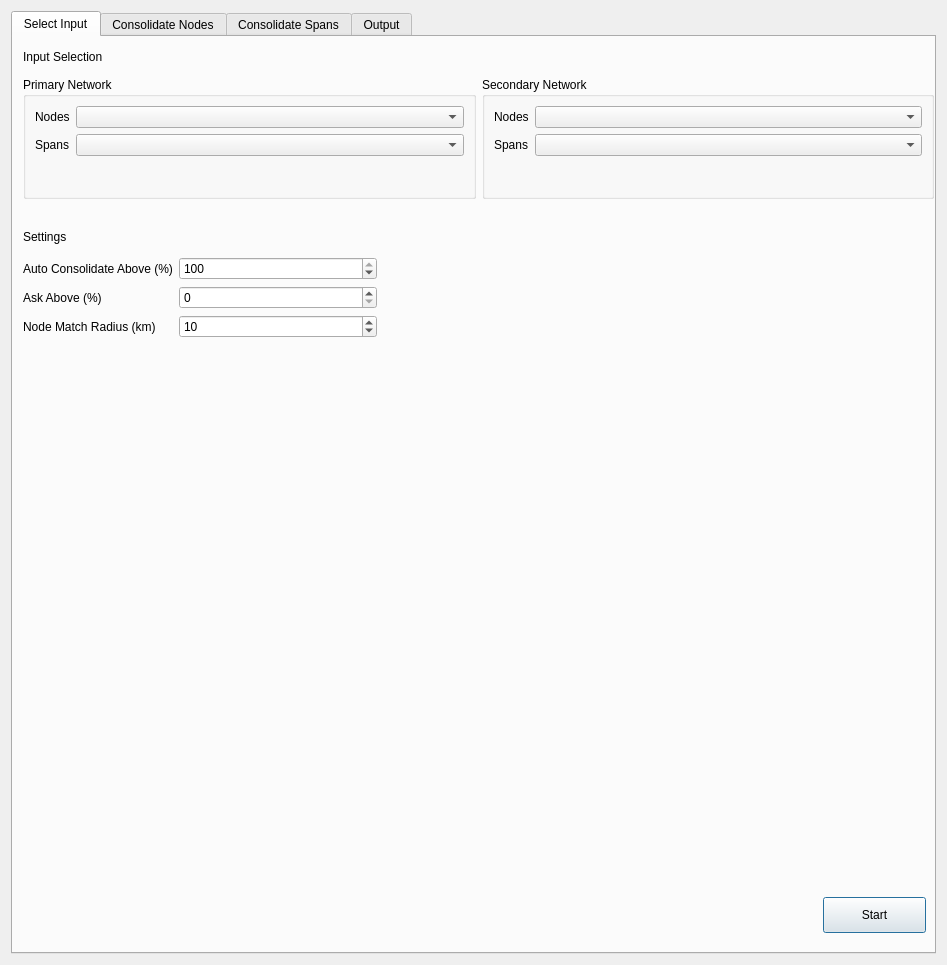
This is gui.ui in Open-Telecoms-Data/ofds_consolidation_tool as Qt 5 draws it before an edit. The edited form follows.
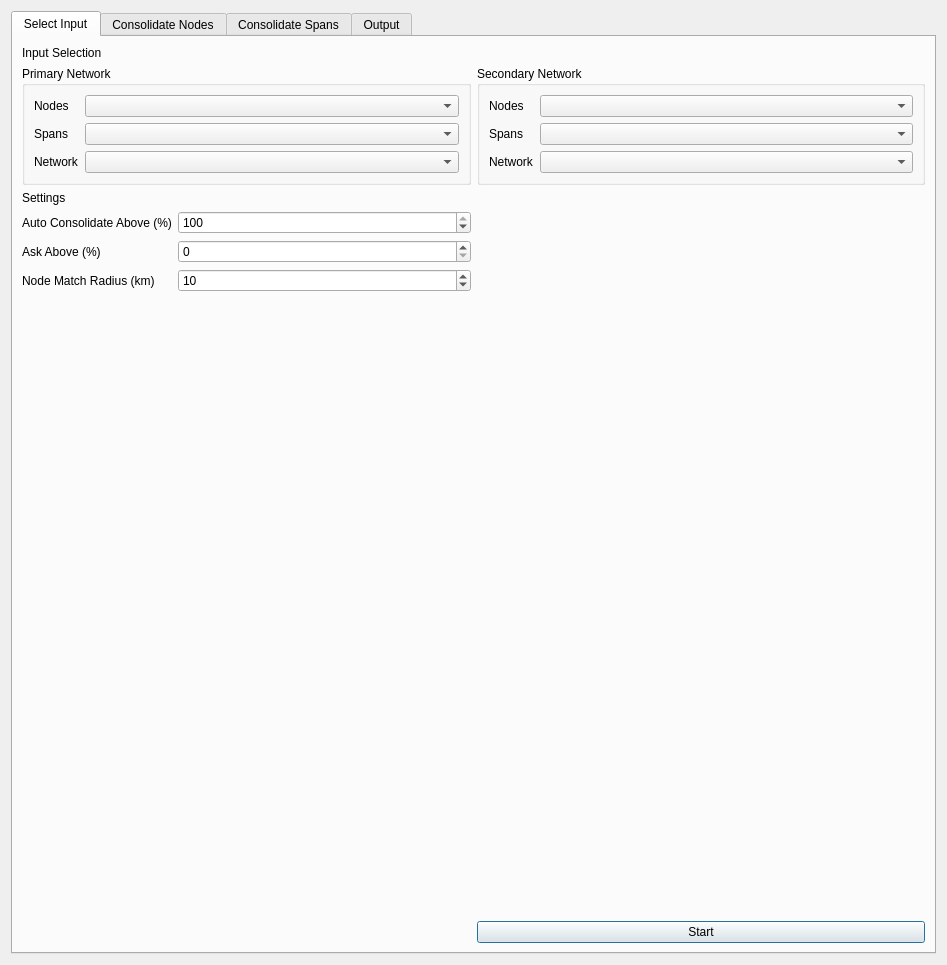
This is the edited form. The open tabs and pages were chosen to show the change. Custom widgets are drawn as their Qt base class.

```diff
--- a/gui.ui
+++ b/gui.ui
@@ -29,15 +29,22 @@
       <attribute name="title">
        <string>Select Input</string>
       </attribute>
-      <widget class="QWidget" name="layoutWidget">
-       <property name="geometry">
-        <rect>
-         <x>10</x>
-         <y>40</y>
-         <width>911</width>
-         <height>122</height>
-        </rect>
-       </property>
+      <layout class="QGridLayout" name="gridLayout_3">
+       <item row="6" column="1">
+        <widget class="QPushButton" name="startButton">
+         <property name="text">
+          <string>Start</string>
+         </property>
+        </widget>
+       </item>
+       <item row="0" column="0">
+        <widget class="QLabel" name="inputSelectionLabel">
+         <property name="text">
+          <string>Input Selection</string>
+         </property>
+        </widget>
+       </item>
+       <item row="1" column="0" colspan="2">
        <layout class="QHBoxLayout" name="selectFormsLayout">
         <item>
          <widget class="QGroupBox" name="groupBoxA">
@@ -65,6 +72,16 @@
            <item row="1" column="1">
             <widget class="QComboBox" name="spansComboBoxA"/>
            </item>
+            <item row="2" column="1">
+             <widget class="QComboBox" name="networkComboBoxA"/>
+            </item>
+            <item row="2" column="0">
+             <widget class="QLabel" name="networkLabelA">
+              <property name="text">
+               <string>Network</string>
+              </property>
+             </widget>
+            </item>
           </layout>
          </widget>
         </item>
@@ -94,59 +111,22 @@
            <item row="1" column="1">
             <widget class="QComboBox" name="spansComboBoxB"/>
            </item>
-          </layout>
-         </widget>
-        </item>
-       </layout>
-      </widget>
-      <widget class="QPushButton" name="startButton">
-       <property name="geometry">
-        <rect>
-         <x>810</x>
-         <y>860</y>
-         <width>103</width>
-         <height>36</height>
-        </rect>
-       </property>
+            <item row="2" column="1">
+             <widget class="QComboBox" name="networkComboBoxB"/>
+            </item>
+            <item row="2" column="0">
+             <widget class="QLabel" name="networkLabelB">
        <property name="text">
-        <string>Start</string>
-       </property>
-      </widget>
-      <widget class="QLabel" name="settingsLabel">
-       <property name="geometry">
-        <rect>
-         <x>10</x>
-         <y>190</y>
-         <width>81</width>
-         <height>19</height>
-        </rect>
-       </property>
-       <property name="text">
-        <string>Settings</string>
-       </property>
-      </widget>
-      <widget class="QLabel" name="inputSelectionLabel">
-       <property name="geometry">
-        <rect>
-         <x>10</x>
-         <y>10</y>
-         <width>141</width>
-         <height>19</height>
-        </rect>
-       </property>
-       <property name="text">
-        <string>Input Selection</string>
-       </property>
-      </widget>
-      <widget class="QWidget" name="layoutWidget">
-       <property name="geometry">
-        <rect>
-         <x>10</x>
-         <y>220</y>
-         <width>354</width>
-         <height>140</height>
-        </rect>
-       </property>
+               <string>Network</string>
+              </property>
+             </widget>
+            </item>
+           </layout>
+          </widget>
+         </item>
+        </layout>
+       </item>
+       <item row="4" column="0">
        <layout class="QFormLayout" name="settingsFormLayout">
         <item row="0" column="0">
          <widget class="QLabel" name="autoThresholdLabel">
@@ -182,6 +162,13 @@
           </property>
          </widget>
         </item>
+         <item row="2" column="0">
+          <widget class="QLabel" name="label">
+           <property name="text">
+            <string>Node Match Radius (km)</string>
+           </property>
+          </widget>
+         </item>
         <item row="2" column="1">
          <widget class="QSpinBox" name="nodesMatchRadiusSpinBox">
           <property name="minimum">
@@ -195,15 +182,29 @@
           </property>
          </widget>
         </item>
-        <item row="2" column="0">
-         <widget class="QLabel" name="label">
+        </layout>
+       </item>
+       <item row="3" column="0">
+        <widget class="QLabel" name="settingsLabel">
           <property name="text">
-           <string>Node Match Radius (km)</string>
+          <string>Settings</string>
           </property>
          </widget>
         </item>
-       </layout>
-      </widget>
+       <item row="5" column="1">
+        <spacer name="verticalSpacer">
+         <property name="orientation">
+          <enum>Qt::Vertical</enum>
+         </property>
+         <property name="sizeHint" stdset="0">
+          <size>
+           <width>20</width>
+           <height>40</height>
+          </size>
+         </property>
+        </spacer>
+       </item>
+      </layout>
      </widget>
      <widget class="QWidget" name="tabConsolidateNodes">
       <attribute name="title">
```
Left out of the diff: 4 changed lines with no effect on the pictures. Lines whose indentation alone changed are shown as unchanged.
